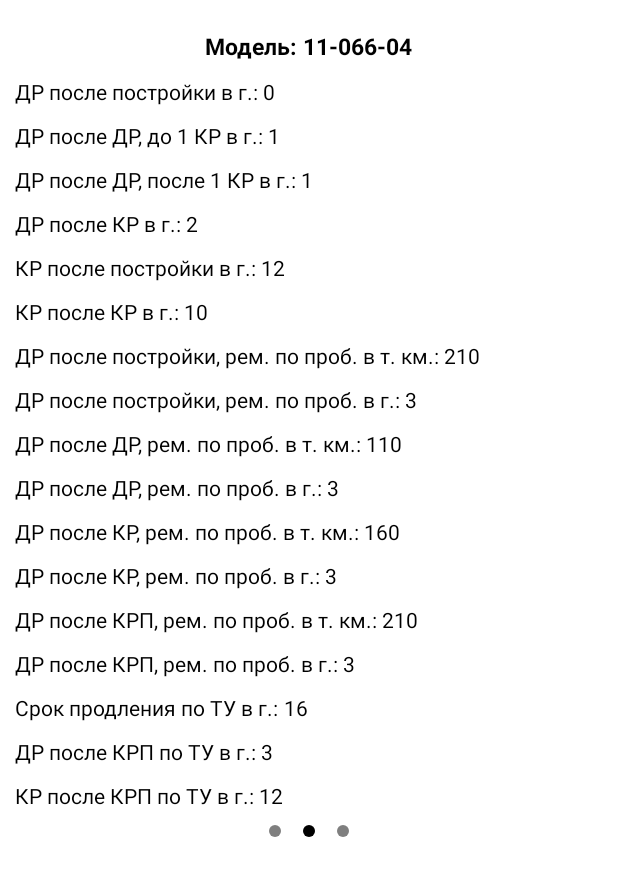
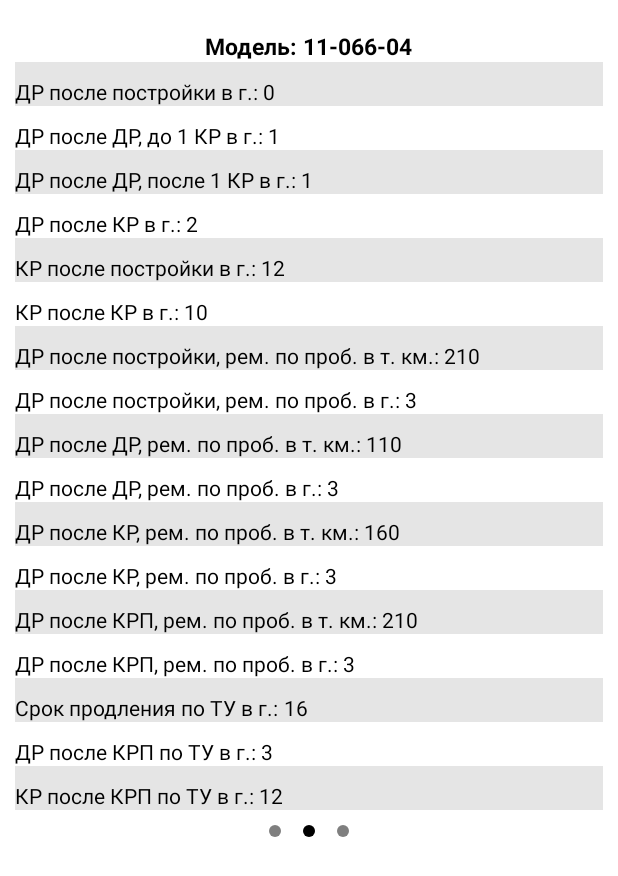
Before and after one commit to VyacheslavShumilov/Freight_Wagon_Guide_mvp, an Android app: the layout fragment_repairs_wagon.xml on its own in the app's theme, with its tools: preview values and no code run, on a phone screen of 412 x 824 dp. Shown: the top 876 px of the screen. Run offline under Robolectric (Android 15) with nearby library versions, the phone set to English and light mode, and no system bars.

Commit message:
2022.08.25 add info RepairsWagonFragment

```diff
--- a/app/src/main/java/com/hfad/smgrapp/adapter/ViewPagerAdapter.kt
+++ b/app/src/main/java/com/hfad/smgrapp/adapter/ViewPagerAdapter.kt
@@ -14,8 +14,7 @@ private const val CARGOS_WAGON_FRAGMENT = 2
 
 class ViewPagerAdapter(var wagons: Wagons, fragmentManager: FragmentManager): FragmentPagerAdapter (fragmentManager){
 
-
-    private val fragments = arrayOf(ParameterWagonFragment(wagons), RepairsWagonFragment(), CargosWagonFragment())
+    private val fragments = arrayOf(ParameterWagonFragment(wagons), RepairsWagonFragment(wagons), CargosWagonFragment())
 
     override fun getItem(position: Int): Fragment {
         return when(position) {
@@ -30,7 +29,7 @@ class ViewPagerAdapter(var wagons: Wagons, fragmentManager: FragmentManager): Fr
         return fragments.size
     }
 
-    override fun getPageTitle(position: Int): CharSequence? {
+    override fun getPageTitle(position: Int): CharSequence {
         return when(position) {
             0 -> "Параметы"
             1 -> "Ремонты"
--- a/app/src/main/res/layout/fragment_repairs_wagon.xml
+++ b/app/src/main/res/layout/fragment_repairs_wagon.xml
@@ -46,6 +46,7 @@
             android:layout_width="match_parent"
             android:layout_height="wrap_content"
             android:orientation="horizontal"
+            android:background="@color/color_item_repair"
             android:paddingTop="10dp">
 
             <com.google.android.material.textview.MaterialTextView
@@ -55,7 +56,7 @@
                 android:textColor="@color/black" />
 
             <com.google.android.material.textview.MaterialTextView
-                android:id="@+id/DRAftReleas"
+                android:id="@+id/text_Dr_Aft_Release"
                 android:layout_width="wrap_content"
                 android:layout_height="wrap_content"
                 android:text="0"
@@ -75,7 +76,7 @@
                 android:textColor="@color/black" />
 
             <com.google.android.material.textview.MaterialTextView
-                android:id="@+id/DRAftDRTo1KR"
+                android:id="@+id/text_Dr_Aft_Dr_To_1kr"
                 android:layout_width="wrap_content"
                 android:layout_height="wrap_content"
                 android:text="1"
@@ -86,6 +87,7 @@
             android:layout_width="match_parent"
             android:layout_height="wrap_content"
             android:orientation="horizontal"
+            android:background="@color/color_item_repair"
             android:paddingTop="10dp">
 
             <com.google.android.material.textview.MaterialTextView
@@ -95,7 +97,7 @@
                 android:textColor="@color/black" />
 
             <com.google.android.material.textview.MaterialTextView
-                android:id="@+id/DRAftDRAft1KR"
+                android:id="@+id/text_Dr_Aft_Dr_Aft_1Kr"
                 android:layout_width="wrap_content"
                 android:layout_height="wrap_content"
                 android:text="1"
@@ -115,7 +117,7 @@
                 android:textColor="@color/black" />
 
             <com.google.android.material.textview.MaterialTextView
-                android:id="@+id/DRAftKR"
+                android:id="@+id/text_Dr_Aft_Kr"
                 android:layout_width="wrap_content"
                 android:layout_height="wrap_content"
                 android:text="2"
@@ -126,6 +128,7 @@
             android:layout_width="match_parent"
             android:layout_height="wrap_content"
             android:orientation="horizontal"
+            android:background="@color/color_item_repair"
             android:paddingTop="10dp">
 
             <com.google.android.material.textview.MaterialTextView
@@ -135,7 +138,7 @@
                 android:textColor="@color/black" />
 
             <com.google.android.material.textview.MaterialTextView
-                android:id="@+id/KRAftRelease"
+                android:id="@+id/text_Kr_Aft_Release"
                 android:layout_width="wrap_content"
                 android:layout_height="wrap_content"
                 android:text="12"
@@ -155,7 +158,7 @@
                 android:textColor="@color/black" />
 
             <com.google.android.material.textview.MaterialTextView
-                android:id="@+id/KRAftKR"
+                android:id="@+id/text_Kr_Aft_Kr"
                 android:layout_width="wrap_content"
                 android:layout_height="wrap_content"
                 android:text="10"
@@ -166,6 +169,7 @@
             android:layout_width="match_parent"
             android:layout_height="wrap_content"
             android:orientation="horizontal"
+            android:background="@color/color_item_repair"
             android:paddingTop="10dp">
 
             <com.google.android.material.textview.MaterialTextView
@@ -175,7 +179,7 @@
                 android:textColor="@color/black" />
 
             <com.google.android.material.textview.MaterialTextView
-                android:id="@+id/DRAftReleaseRepProbKm"
+                android:id="@+id/text_Dr_Aft_Release_Rep_Prob_Km"
                 android:layout_width="wrap_content"
                 android:layout_height="wrap_content"
                 android:text="210"
@@ -195,7 +199,7 @@
                 android:textColor="@color/black" />
 
             <com.google.android.material.textview.MaterialTextView
-                android:id="@+id/DRAftReleaseRepYears"
+                android:id="@+id/text_Dr_Aft_Release_Rep_Years"
                 android:layout_width="wrap_content"
                 android:layout_height="wrap_content"
                 android:text="3"
@@ -206,6 +210,7 @@
             android:layout_width="match_parent"
             android:layout_height="wrap_content"
             android:orientation="horizontal"
+            android:background="@color/color_item_repair"
             android:paddingTop="10dp">
 
             <com.google.android.material.textview.MaterialTextView
@@ -215,7 +220,7 @@
                 android:textColor="@color/black" />
 
             <com.google.android.material.textview.MaterialTextView
-                android:id="@+id/DRAftDRRepProbKm"
+                android:id="@+id/text_Dr_Aft_Dr_Rep_Prob_Km"
                 android:layout_width="wrap_content"
                 android:layout_height="wrap_content"
                 android:text="110"
@@ -235,7 +240,7 @@
                 android:textColor="@color/black" />
 
             <com.google.android.material.textview.MaterialTextView
-                android:id="@+id/DRAftDRRepYears"
+                android:id="@+id/text_Dr_Aft_Dr_Rep_Prob_Years"
                 android:layout_width="wrap_content"
                 android:layout_height="wrap_content"
                 android:text="3"
@@ -246,6 +251,7 @@
             android:layout_width="match_parent"
             android:layout_height="wrap_content"
             android:orientation="horizontal"
+            android:background="@color/color_item_repair"
             android:paddingTop="10dp">
 
             <com.google.android.material.textview.MaterialTextView
@@ -255,7 +261,7 @@
                 android:textColor="@color/black" />
 
             <com.google.android.material.textview.MaterialTextView
-                android:id="@+id/DRAftKRRepProbKm"
+                android:id="@+id/text_Dr_Aft_Kr_Rep_Prob_Km"
                 android:layout_width="wrap_content"
                 android:layout_height="wrap_content"
                 android:text="160"
@@ -275,7 +281,7 @@
                 android:textColor="@color/black" />
 
             <com.google.android.material.textview.MaterialTextView
-                android:id="@+id/DRAftKRRepYears"
+                android:id="@+id/text_Dr_Aft_Kr_Rep_Years"
                 android:layout_width="wrap_content"
                 android:layout_height="wrap_content"
                 android:text="3"
@@ -286,6 +292,7 @@
             android:layout_width="match_parent"
             android:layout_height="wrap_content"
             android:orientation="horizontal"
+            android:background="@color/color_item_repair"
             android:paddingTop="10dp">
 
             <com.google.android.material.textview.MaterialTextView
@@ -295,7 +302,7 @@
                 android:textColor="@color/black" />
 
             <com.google.android.material.textview.MaterialTextView
-                android:id="@+id/DRAftKRPRepProbKm"
+                android:id="@+id/text_Dr_Aft_Krp_Rep_Prob_Km"
                 android:layout_width="wrap_content"
                 android:layout_height="wrap_content"
                 android:text="210"
@@ -315,7 +322,7 @@
                 android:textColor="@color/black" />
 
             <com.google.android.material.textview.MaterialTextView
-                android:id="@+id/DRAftKRPRepYears"
+                android:id="@+id/text_Dr_Aft_Krp_Rep_Prob_Years"
                 android:layout_width="wrap_content"
                 android:layout_height="wrap_content"
                 android:text="3"
@@ -326,6 +333,7 @@
             android:layout_width="match_parent"
             android:layout_height="wrap_content"
             android:orientation="horizontal"
+            android:background="@color/color_item_repair"
             android:paddingTop="10dp">
 
             <com.google.android.material.textview.MaterialTextView
@@ -335,7 +343,7 @@
                 android:textColor="@color/black" />
 
             <com.google.android.material.textview.MaterialTextView
-                android:id="@+id/ContinueTU"
+                android:id="@+id/text_Continue_Tu"
                 android:layout_width="wrap_content"
                 android:layout_height="wrap_content"
                 android:text="16"
@@ -355,7 +363,7 @@
                 android:textColor="@color/black" />
 
             <com.google.android.material.textview.MaterialTextView
-                android:id="@+id/DRAftKrpTU"
+                android:id="@+id/text_Dr_Aft_Krp_Tu"
                 android:layout_width="wrap_content"
                 android:layout_height="wrap_content"
                 android:text="3"
@@ -366,6 +374,7 @@
             android:layout_width="match_parent"
             android:layout_height="wrap_content"
             android:orientation="horizontal"
+            android:background="@color/color_item_repair"
             android:paddingTop="10dp">
 
             <com.google.android.material.textview.MaterialTextView
@@ -375,7 +384,7 @@
                 android:textColor="@color/black" />
 
             <com.google.android.material.textview.MaterialTextView
-                android:id="@+id/KRAftKrpTU"
+                android:id="@+id/text_Kr_Aft_Krp_Tu"
                 android:layout_width="wrap_content"
                 android:layout_height="wrap_content"
                 android:text="12"
--- a/app/src/main/res/values/colors.xml
+++ b/app/src/main/res/values/colors.xml
@@ -9,4 +9,5 @@
     <color name="white">#FFFFFFFF</color>
 
     <color name="custom_tab_clicked">#64C626</color>
+    <color name="color_item_repair">#1A000000</color>
 </resources>
```
Also changed, not shown: app/src/main/java/com/hfad/smgrapp/adapter/AdapterSmgr.kt (+5 -4 lines), app/src/main/java/com/hfad/smgrapp/model/Wagons.kt (+26 -27 lines), app/src/main/java/com/hfad/smgrapp/view/RepairsWagonFragment.kt (+31 -3 lines).
